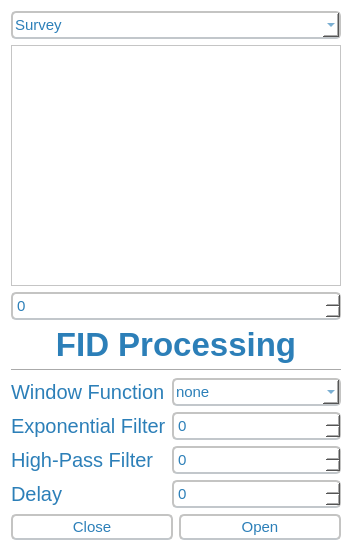
Before: the Qt Designer form Qt/ScanChooser.ui in laserkelvin/FTSpecViewer, drawn with Qt 5.
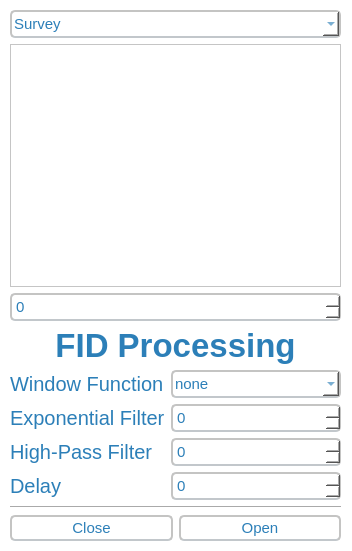
After: the same form once the commit is applied.

Patch:
```diff
--- a/Qt/ScanChooser.ui
+++ b/Qt/ScanChooser.ui
@@ -141,6 +141,15 @@
 padding: 2px;
 }</string>
   </property>
+  <widget class="QWidget" name="verticalLayoutWidget">
+   <property name="geometry">
+    <rect>
+     <x>10</x>
+     <y>10</y>
+     <width>331</width>
+     <height>531</height>
+    </rect>
+   </property>
   <layout class="QVBoxLayout" name="verticalLayout">
    <item>
     <widget class="QComboBox" name="comboBoxScanChooser">
@@ -209,13 +218,6 @@
      </property>
     </widget>
    </item>
-   <item>
-    <widget class="Line" name="line">
-     <property name="orientation">
-      <enum>Qt::Horizontal</enum>
-     </property>
-    </widget>
-   </item>
    <item>
     <layout class="QFormLayout" name="formLayout_3">
      <item row="0" column="0">
@@ -353,6 +355,13 @@
      </item>
     </layout>
    </item>
+    <item>
+     <widget class="Line" name="line">
+      <property name="orientation">
+       <enum>Qt::Horizontal</enum>
+      </property>
+     </widget>
+    </item>
    <item>
     <layout class="QHBoxLayout" name="horizontalLayout" stretch="0,0">
      <property name="spacing">
@@ -381,8 +390,7 @@
     </layout>
    </item>
   </layout>
-  <zorder>label_5</zorder>
-  <zorder>layoutWidget</zorder>
+  </widget>
   <zorder>label_9</zorder>
   <zorder>line</zorder>
   <zorder>horizontalLayoutWidget</zorder>
```
Left out of the diff: 6 changed lines with no effect on the pictures. Lines whose indentation alone changed are shown as unchanged.
